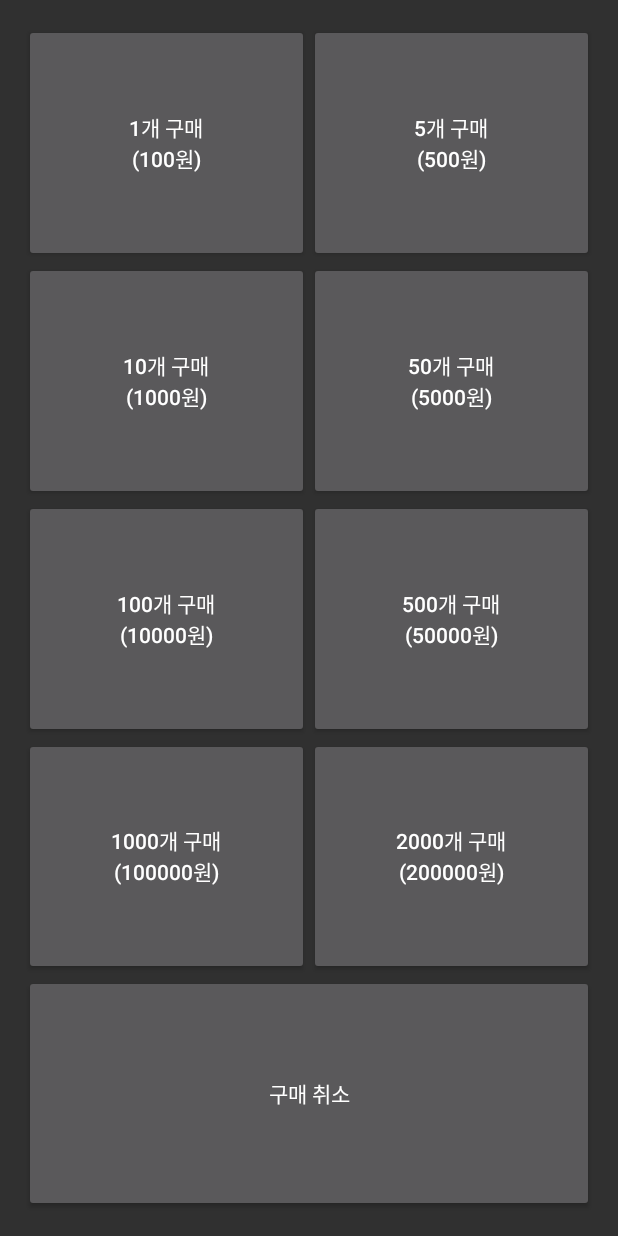
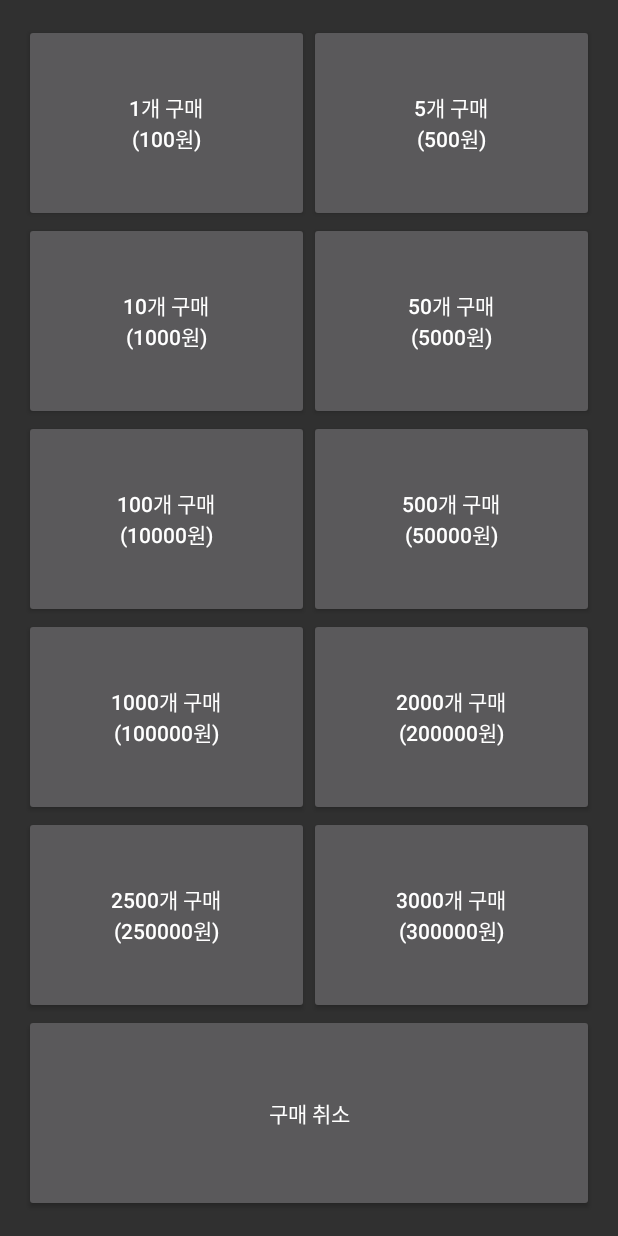
Before and after one commit to jujinesy/AiRockScissorsPaper, an Android app: the screen it shows after launch (BuyActivity), after a tap on "아이템샵", on a phone screen of 412 x 824 dp. Run offline under Robolectric (Android 15) with nearby library versions, the phone set to English and light mode, and no system bars; 1 other tap on this screen came first.

Commit message:
1. 가드해제 2. 30만 인앱추가 3. 버전옆 폰번호 추가중

```diff
--- a/app/build.gradle
+++ b/app/build.gradle
@@ -11,11 +11,11 @@ android {
         minSdkVersion 15
         targetSdkVersion 23
         versionCode 101
-        versionName "1.0.1"
+        versionName "1.0.2"
     }
     buildTypes {
         release {
-            minifyEnabled true
+            minifyEnabled false
             proguardFiles getDefaultProguardFile('proguard-android.txt'), 'proguard-rules.pro'
 
             applicationVariants.all { variant ->
--- a/app/src/main/AndroidManifest.xml
+++ b/app/src/main/AndroidManifest.xml
@@ -7,6 +7,8 @@
     <uses-permission android:name="android.permission.ACCESS_NETWORK_STATE" />
     <uses-permission android:name="android.permission.READ_PHONE_STATE" />
     <uses-permission android:name="android.permission.ACCESS_WIFI_STATE" />
+    <uses-permission android:name="android.permission.READ_PHONE_STATE" />
+    <uses-permission android:name="android.permission.READ_CONTACTS" />
 
     <application
         android:allowBackup="true"
--- a/app/src/main/java/com/wakira/ai/rockscissorspaper/BuyActivity.java
+++ b/app/src/main/java/com/wakira/ai/rockscissorspaper/BuyActivity.java
@@ -46,6 +46,8 @@ public class BuyActivity extends AppCompatActivity {
     Button btnBuy500;
     Button btnBuy1000;
     Button btnBuy2000;
+    Button btnBuy2500;
+    Button btnBuy3000;
     Button btnCancel;
     private IapPlugin mPlugin;
     private UIHandler mUIHandler;
@@ -92,6 +94,8 @@ public class BuyActivity extends AppCompatActivity {
         this.PIDs.add("&product_id=0910053456&product_name=500회");
         this.PIDs.add("&product_id=0910053457&product_name=1000회");
         this.PIDs.add("&product_id=0910053458&product_name=2000회");
+        this.PIDs.add("&product_id=0910062333&product_name=2500회");
+        this.PIDs.add("&product_id=0910062334&product_name=3000회");
         this.btnBuy1 = (Button) this.findViewById(R.id.buy_btnBuy1);
         this.btnBuy5 = (Button) this.findViewById(R.id.buy_btnBuy5);
         this.btnBuy10 = (Button) this.findViewById(R.id.buy_btnBuy10);
@@ -100,6 +104,8 @@ public class BuyActivity extends AppCompatActivity {
         this.btnBuy500 = (Button) this.findViewById(R.id.buy_btnBuy500);
         this.btnBuy1000 = (Button) this.findViewById(R.id.buy_btnBuy1000);
         this.btnBuy2000 = (Button) this.findViewById(R.id.buy_btnBuy2000);
+        this.btnBuy2500 = (Button) this.findViewById(R.id.buy_btnBuy2500);
+        this.btnBuy3000 = (Button) this.findViewById(R.id.buy_btnBuy3000);
         this.btnCancel = (Button) this.findViewById(R.id.buy_btnCancel);
         this.btnBuy1.setOnClickListener(new View.OnClickListener() {
             public void onClick(View v) {
@@ -139,6 +145,16 @@ public class BuyActivity extends AppCompatActivity {
         this.btnBuy2000.setOnClickListener(new View.OnClickListener() {
             public void onClick(View v) {
                 BuyActivity.this.doPayment(7, 200000, 2000);
+            }
+        });
+        this.btnBuy2500.setOnClickListener(new View.OnClickListener() {
+            public void onClick(View v) {
+                BuyActivity.this.doPayment(8, 250000, 2500);
+            }
+        });
+        this.btnBuy3000.setOnClickListener(new View.OnClickListener() {
+            public void onClick(View v) {
+                BuyActivity.this.doPayment(9, 300000, 3000);
             }
         });
         this.btnCancel.setOnClickListener(new View.OnClickListener() {
--- a/app/src/main/java/com/wakira/ai/rockscissorspaper/MainActivity.java
+++ b/app/src/main/java/com/wakira/ai/rockscissorspaper/MainActivity.java
@@ -13,6 +13,7 @@ import android.widget.Button;
 import android.widget.ImageView;
 import android.widget.TextView;
 import android.widget.Toast;
+import android.telephony.TelephonyManager; //폰번호 가져오기
 
 import java.util.Random;
 
@@ -42,7 +43,9 @@ public class MainActivity extends AppCompatActivity implements View.OnClickListe
         setContentView(R.layout.activity_main);
 
         ((TextView)findViewById(R.id.textView3)).setText(String.valueOf(AI_Point));
-        ((TextView)findViewById(R.id.textView4)).setText("v"+BuildConfig.VERSION_NAME);
+        //TelephonyManager mgr = (TelephonyManager)getSystemService(Context.TELEPHONY_SERVICE);
+        //((TextView)findViewById(R.id.textView4)).setText(mgr.getLine1Number()+"   v"+BuildConfig.VERSION_NAME);//폰번호가져오기
+        ((TextView)findViewById(R.id.textView4)).setText("v"+BuildConfig.VERSION_NAME);//폰번호가져오기
 
         btn1 = (Button) findViewById(R.id.Button1);
         btn2 = (Button) findViewById(R.id.Button2);
--- a/app/src/main/res/layout/activity_buy.xml
+++ b/app/src/main/res/layout/activity_buy.xml
@@ -112,6 +112,28 @@
             android:layout_weight="1">
 
             <Button
+                android:id="@+id/buy_btnBuy2500"
+                android:layout_width="0px"
+                android:layout_height="fill_parent"
+                android:layout_weight="1"
+                android:text="@string/AI2500" />
+
+
+            <Button
+                android:id="@+id/buy_btnBuy3000"
+                android:layout_width="0px"
+                android:layout_height="fill_parent"
+                android:layout_weight="1"
+                android:text="@string/AI3000" />
+        </LinearLayout>
+
+        <LinearLayout
+            android:layout_width="match_parent"
+            android:layout_height="fill_parent"
+            android:orientation="horizontal"
+            android:layout_weight="1">
+
+            <Button
                 android:id="@+id/buy_btnCancel"
                 android:layout_width="0px"
                 android:layout_height="fill_parent"
--- a/app/src/main/res/values/strings.xml
+++ b/app/src/main/res/values/strings.xml
@@ -2,7 +2,7 @@
     <string name="app_name">인공지능 가위바위보</string>
     <string name="point_name">AI 포인트 :</string>
     <string name="point_value">0</string>
-    <string name="version">v0.0.0</string>
+    <string name="version">010-1234-1234   v0.0.0</string>
     <string name="mode">release</string>
     <string name="mode_test">development release</string>
 
@@ -16,4 +16,6 @@
     <string name="AI500">500개 구매\n(50000원)</string>
     <string name="AI1000">1000개 구매\n(100000원)</string>
     <string name="AI2000">2000개 구매\n(200000원)</string>
+    <string name="AI2500">2500개 구매\n(250000원)</string>
+    <string name="AI3000">3000개 구매\n(300000원)</string>
 </resources>
```
Also changed, not shown: 1 other file.
